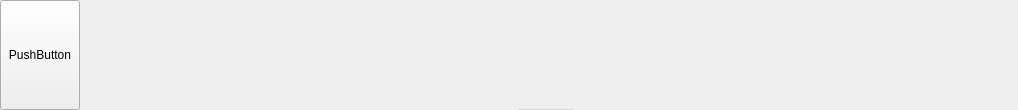
Qt form Plugins/org.mitk.lancet.tha.application/src/internal/qlancetthaworkbenchmenubarform.ui (zhaomengxiao/LancetMITK-Adition) before a commit.
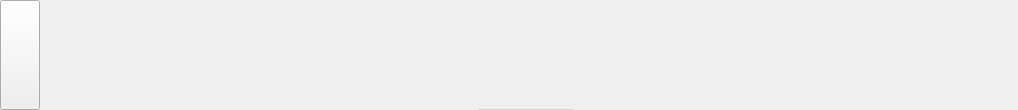
The same form after that commit.

What changed in the file:
```diff
--- a/Plugins/org.mitk.lancet.tha.application/src/internal/qlancetthaworkbenchmenubarform.ui
+++ b/Plugins/org.mitk.lancet.tha.application/src/internal/qlancetthaworkbenchmenubarform.ui
@@ -56,7 +56,7 @@
          </sizepolicy>
         </property>
         <property name="text">
-         <string>PushButton</string>
+         <string></string>
         </property>
        </widget>
       </item>
```
